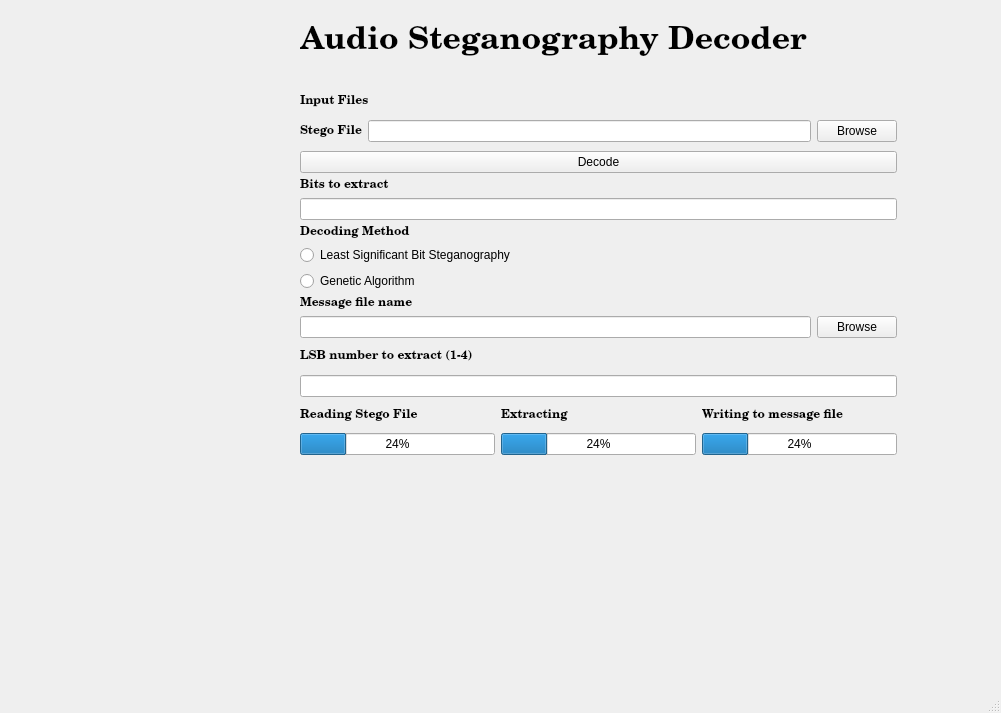
This is src/DecodingInterface.ui in jrgouws16/Audio-Steganograpy as Qt 5 draws it before an edit. The edited form follows.
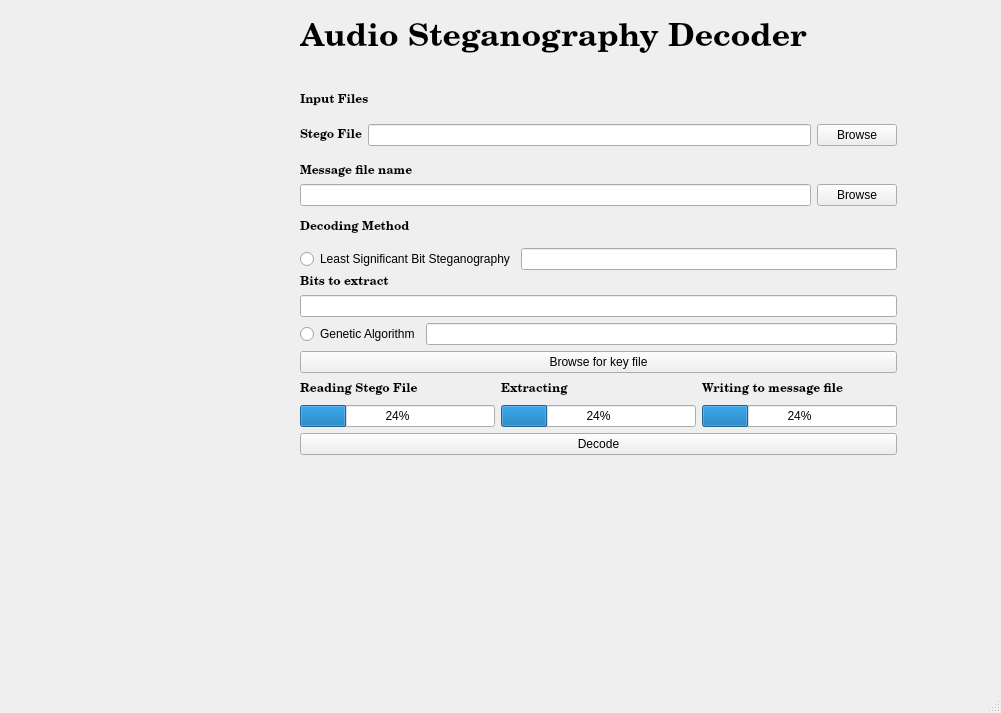
This is the edited form.

Commit message: Integrating GUI with GA extraction algorithm. Debugging needed for types

```diff
--- a/src/DecodingInterface.ui
+++ b/src/DecodingInterface.ui
@@ -91,66 +91,12 @@
          </item>
         </layout>
        </item>
-       <item>
-        <widget class="QPushButton" name="pushButton_decode">
-         <property name="text">
-          <string>Decode</string>
-         </property>
-        </widget>
-       </item>
       </layout>
      </item>
      <item>
       <layout class="QVBoxLayout" name="verticalLayout_2">
        <item>
-        <widget class="QLabel" name="label_type_3">
-         <property name="font">
-          <font>
-           <family>Century Schoolbook L</family>
-           <weight>75</weight>
-           <bold>true</bold>
-          </font>
-         </property>
-         <property name="text">
-          <string>Bits to extract</string>
-         </property>
-        </widget>
-       </item>
-       <item>
-        <widget class="QLineEdit" name="lineEdit_bits_to_extract">
-         <property name="text">
-          <string/>
-         </property>
-        </widget>
-       </item>
-       <item>
-        <widget class="QLabel" name="label_type">
-         <property name="font">
-          <font>
-           <family>Century Schoolbook L</family>
-           <weight>75</weight>
-           <bold>true</bold>
-          </font>
-         </property>
-         <property name="text">
-          <string>Decoding Method</string>
-         </property>
-        </widget>
-       </item>
-       <item>
-        <widget class="QRadioButton" name="radioButton_LSB">
-         <property name="text">
-          <string>Least Significant Bit Steganography</string>
-         </property>
-        </widget>
-       </item>
-       <item>
-        <widget class="QRadioButton" name="radioButton_GA">
-         <property name="text">
-          <string>Genetic Algorithm</string>
-         </property>
-        </widget>
-       </item>
+        <layout class="QVBoxLayout" name="verticalLayout_10">
        <item>
         <widget class="QLabel" name="label_type_6">
          <property name="font">
@@ -165,8 +111,6 @@
          </property>
         </widget>
        </item>
-      </layout>
-     </item>
      <item>
       <layout class="QHBoxLayout" name="horizontalLayout_4">
        <item>
@@ -185,10 +129,10 @@
        </item>
       </layout>
      </item>
+        </layout>
+       </item>
      <item>
-      <layout class="QVBoxLayout" name="verticalLayout_3">
-       <item>
-        <widget class="QLabel" name="label_type_5">
+        <widget class="QLabel" name="label_type">
          <property name="font">
           <font>
            <family>Century Schoolbook L</family>
@@ -197,16 +141,85 @@
           </font>
          </property>
          <property name="text">
-          <string>LSB number to extract (1-4)</string>
+          <string>Decoding Method</string>
+         </property>
+        </widget>
+       </item>
+      </layout>
+     </item>
+     <item>
+      <layout class="QVBoxLayout" name="verticalLayout_6">
+       <item>
+        <layout class="QVBoxLayout" name="verticalLayout_5">
+         <item>
+          <layout class="QHBoxLayout" name="horizontalLayout_5">
+           <item>
+            <widget class="QRadioButton" name="radioButton_LSB">
+             <property name="text">
+              <string>Least Significant Bit Steganography</string>
          </property>
         </widget>
        </item>
        <item>
         <widget class="QLineEdit" name="lineEdit_LSB_nr"/>
        </item>
+          </layout>
+         </item>
+         <item>
+          <widget class="QLabel" name="label_bits_to_extract">
+           <property name="font">
+            <font>
+             <family>Century Schoolbook L</family>
+             <weight>75</weight>
+             <bold>true</bold>
+            </font>
+           </property>
+           <property name="text">
+            <string>Bits to extract</string>
+           </property>
+          </widget>
+         </item>
+         <item>
+          <widget class="QLineEdit" name="lineEdit_bits_to_extract">
+           <property name="text">
+            <string/>
+           </property>
+          </widget>
+         </item>
+         <item>
+          <layout class="QHBoxLayout" name="horizontalLayout_6">
+           <item>
+            <widget class="QRadioButton" name="radioButton_GA">
+             <property name="text">
+              <string>Genetic Algorithm</string>
+             </property>
+            </widget>
+           </item>
+           <item>
+            <widget class="QLineEdit" name="lineEdit_GA_key"/>
+           </item>
+          </layout>
+         </item>
+        </layout>
+       </item>
+       <item>
+        <widget class="QPushButton" name="pushButton_browse_key">
+         <property name="text">
+          <string>Browse for key file</string>
+         </property>
+        </widget>
+       </item>
+      </layout>
+     </item>
+     <item>
+      <layout class="QHBoxLayout" name="horizontalLayout_2">
+       <item>
+        <layout class="QVBoxLayout" name="verticalLayout_3">
        <item>
         <layout class="QHBoxLayout" name="horizontalLayout">
          <item>
+            <layout class="QVBoxLayout" name="verticalLayout_7">
+             <item>
           <widget class="QLabel" name="label_type_19">
            <property name="font">
             <font>
@@ -221,6 +234,17 @@
           </widget>
          </item>
          <item>
+              <widget class="QProgressBar" name="progressBar_reading">
+               <property name="value">
+                <number>24</number>
+               </property>
+              </widget>
+             </item>
+            </layout>
+           </item>
+           <item>
+            <layout class="QVBoxLayout" name="verticalLayout_8">
+             <item>
           <widget class="QLabel" name="label_type_20">
            <property name="font">
             <font>
@@ -235,6 +259,17 @@
           </widget>
          </item>
          <item>
+              <widget class="QProgressBar" name="progressBar_extracting">
+               <property name="value">
+                <number>24</number>
+               </property>
+              </widget>
+             </item>
+            </layout>
+           </item>
+           <item>
+            <layout class="QVBoxLayout" name="verticalLayout_9">
+             <item>
           <widget class="QLabel" name="label_type_21">
            <property name="font">
             <font>
@@ -248,26 +283,6 @@
            </property>
           </widget>
          </item>
-        </layout>
-       </item>
-      </layout>
-     </item>
-     <item>
-      <layout class="QHBoxLayout" name="horizontalLayout_2">
-       <item>
-        <widget class="QProgressBar" name="progressBar_reading">
-         <property name="value">
-          <number>24</number>
-         </property>
-        </widget>
-       </item>
-       <item>
-        <widget class="QProgressBar" name="progressBar_extracting">
-         <property name="value">
-          <number>24</number>
-         </property>
-        </widget>
-       </item>
        <item>
         <widget class="QProgressBar" name="progressBar_writing">
          <property name="value">
@@ -278,7 +293,46 @@
       </layout>
      </item>
     </layout>
-   </widget>
+         </item>
+         <item>
+          <widget class="QPushButton" name="pushButton_decode">
+           <property name="text">
+            <string>Decode</string>
+           </property>
+          </widget>
+         </item>
+        </layout>
+       </item>
+      </layout>
+     </item>
+    </layout>
+   </widget>
+   <zorder>layoutWidget</zorder>
+   <zorder>radioButton_LSB</zorder>
+   <zorder>lineEdit_LSB_nr</zorder>
+   <zorder>radioButton_GA</zorder>
+   <zorder>lineEdit_GA_key</zorder>
+   <zorder>pushButton_browse_key</zorder>
+   <zorder>pushButton_decode</zorder>
+   <zorder>progressBar_writing</zorder>
+   <zorder>label_type_20</zorder>
+   <zorder>label_type_19</zorder>
+   <zorder>label_type_21</zorder>
+   <zorder>progressBar_extracting</zorder>
+   <zorder>progressBar_reading</zorder>
+   <zorder>progressBar_reading</zorder>
+   <zorder>label_type_19</zorder>
+   <zorder>label_type_20</zorder>
+   <zorder>progressBar_extracting</zorder>
+   <zorder>progressBar_writing</zorder>
+   <zorder>label_type_21</zorder>
+   <zorder>progressBar_writing</zorder>
+   <zorder>progressBar_reading</zorder>
+   <zorder>lineEdit_msgname</zorder>
+   <zorder>pushButton_browse_message</zorder>
+   <zorder>label_type_6</zorder>
+   <zorder>lineEdit_msgname</zorder>
+   <zorder>pushButton_browse_message</zorder>
   </widget>
   <widget class="QMenuBar" name="menubar">
    <property name="geometry">
```
Left out of the diff: 158 changed lines with no effect on the pictures. Lines whose indentation alone changed are shown as unchanged. The commit also changes 2 other files.
